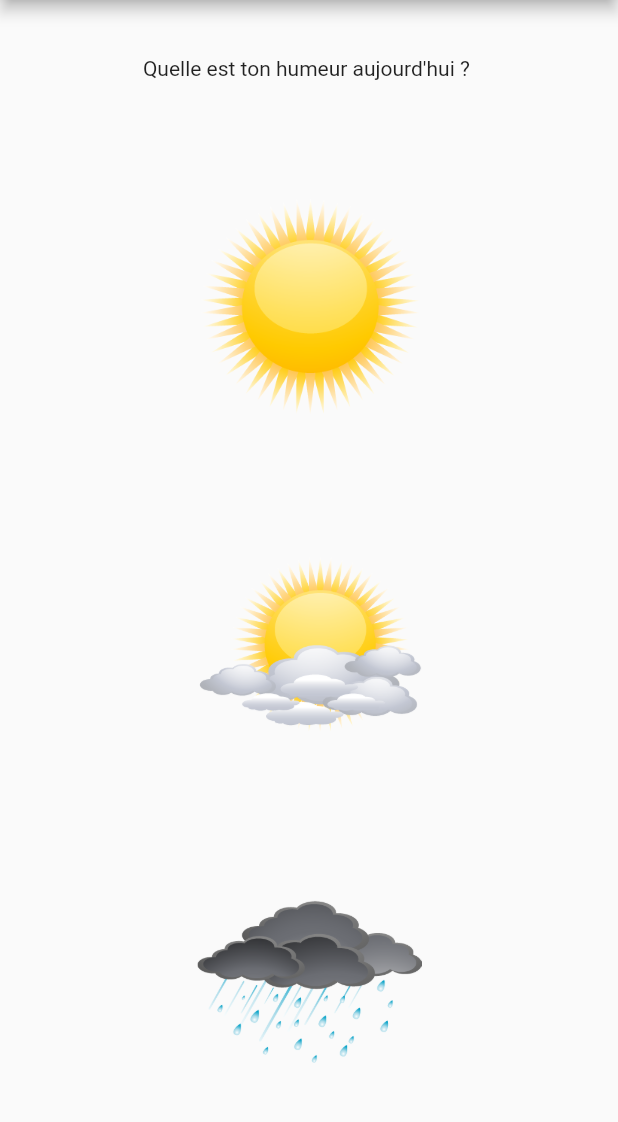
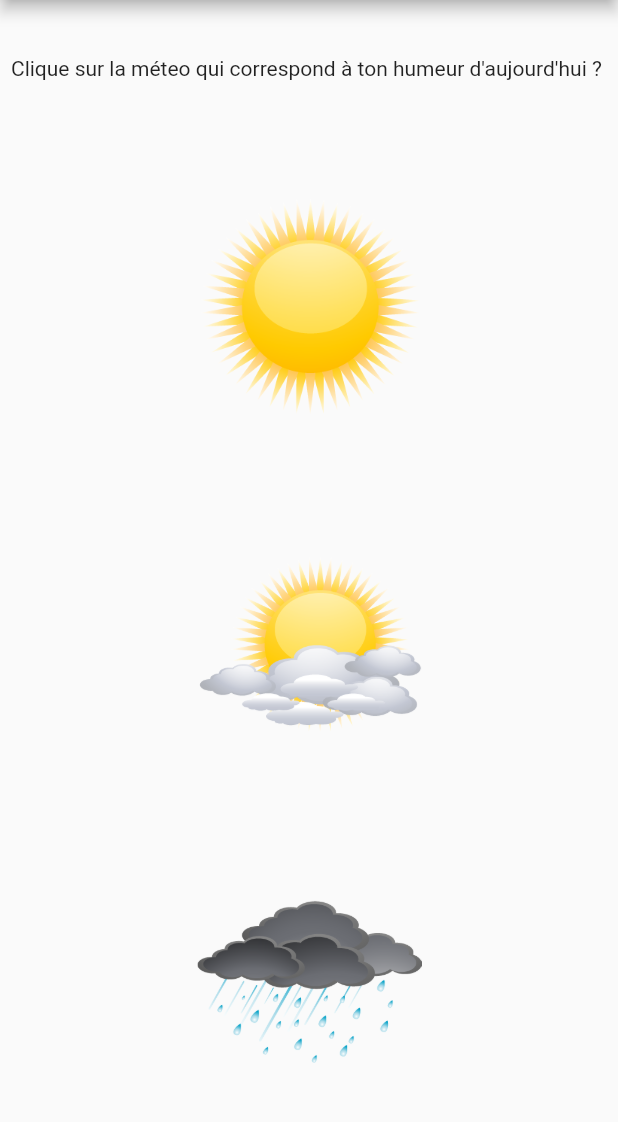
Before and after one commit to KodiakFR/my_mood, a Flutter app: the screen it shows after launch, on a phone screen of 412 x 824 dp, the part 84-1206 px from its top. Run offline on Flutter 3.47's test engine with Material 2 defaults, Android fonts, the phone set to English and light mode, and no system bars.

Commit message:
changement du message

```diff
--- a/lib/screens/homepage/home_page.dart
+++ b/lib/screens/homepage/home_page.dart
@@ -16,7 +16,7 @@ class HomePage extends StatelessWidget {
         child: Column(
           mainAxisAlignment: MainAxisAlignment.spaceAround,
           children: const [
-            Text('Quelle est ton humeur aujourd\'hui ? '),
+            Text('Clique sur la méteo qui correspond à ton humeur d\'aujourd\'hui ? '),
            ElevatedButton_HomePage(urlImage: 'lib/IMG/sun.png'),
            ElevatedButton_HomePage(urlImage: 'lib/IMG/cloudy.png'),
            ElevatedButton_HomePage(urlImage: 'lib/IMG/rainning.png'),
```
